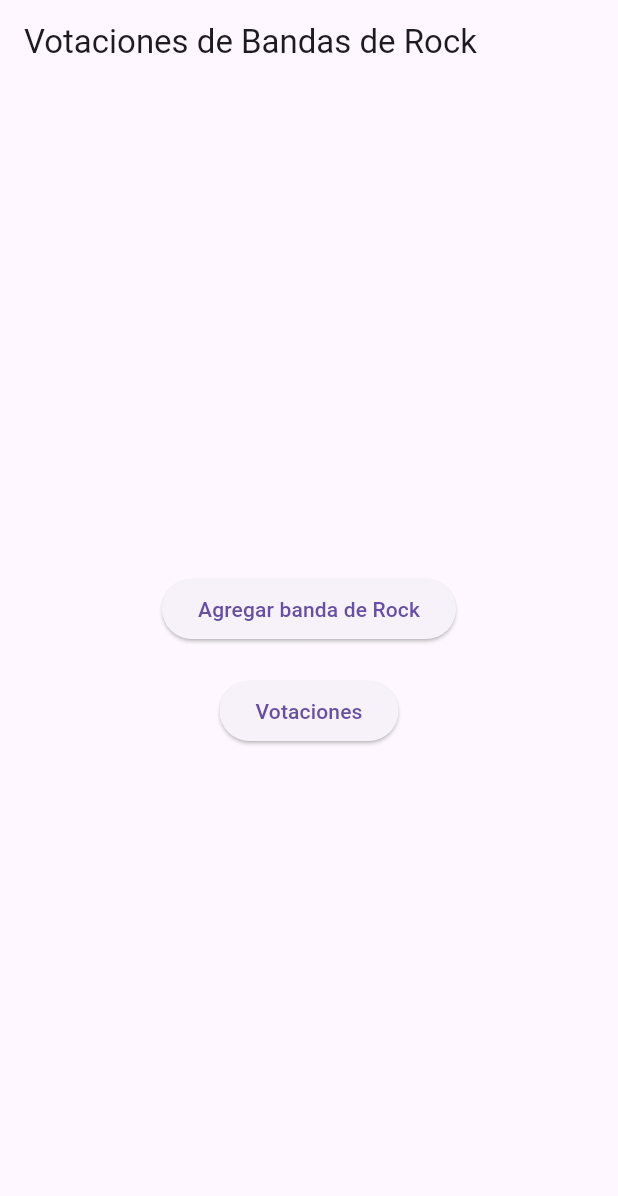
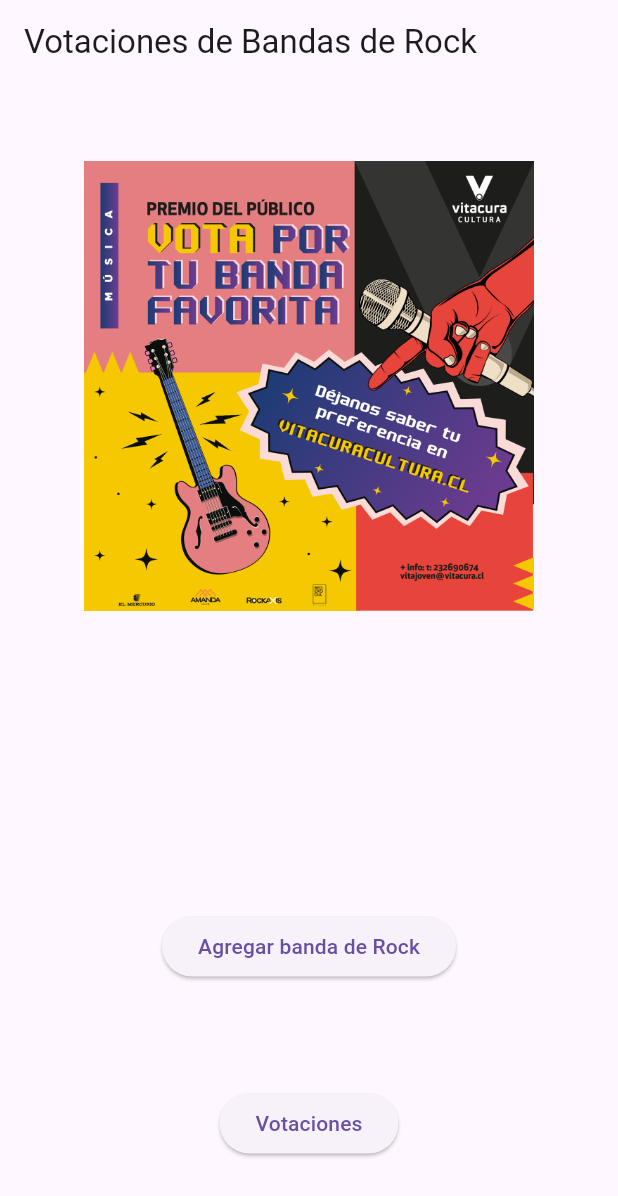
Before and after one commit to JohanPCruz/IS513-I-PAC-2024-TAREAS, a Flutter app: the screen it shows after launch, on a phone screen of 412 x 824 dp. Shown: the top 1196 px of the screen. Run offline on Flutter 3.47's test engine with Material 3 defaults, Android fonts, the phone set to English and light mode, and no system bars; our stand-ins replace cloud_firestore, firebase_core; accounts and stored records are empty.

Commit message:
Imagen main page
Se agtrega una imagen en el pantalla de inicio

```diff
--- a/tarea_3.1/votaciones_bandas/lib/main_screen.dart
+++ b/tarea_3.1/votaciones_bandas/lib/main_screen.dart
@@ -26,6 +26,12 @@
         child: Column(
           mainAxisAlignment: MainAxisAlignment.center,
           children: [
+            Image.asset(
+              'assets/images/rock.png', // Ruta de la imagen dentro de los recursos de tu proyecto
+              width: 300, // Ancho deseado de la imagen
+              height: 300, // Alto deseado de la imagen
+            ),
+            SizedBox(height: 200),
             ElevatedButton(
               onPressed: () {
                 Navigator.push(
@@ -35,7 +41,7 @@
               },
               child: Text('Agregar banda de Rock'),
             ),
-            SizedBox(height: 20),
+            SizedBox(height: 70),
             ElevatedButton(
               onPressed: () {
                 Navigator.push(
--- a/tarea_3.1/votaciones_bandas/pubspec.yaml
+++ b/tarea_3.1/votaciones_bandas/pubspec.yaml
@@ -63,7 +63,8 @@
   uses-material-design: true
 
   # To add assets to your application, add an assets section, like this:
-  # assets:
+  assets:
+     - assets/images/
   #   - images/a_dot_burr.jpeg
   #   - images/a_dot_ham.jpeg
 
```
Also changed, not shown: tarea_3.1/votaciones_bandas/assets/images/rock.png (added).
